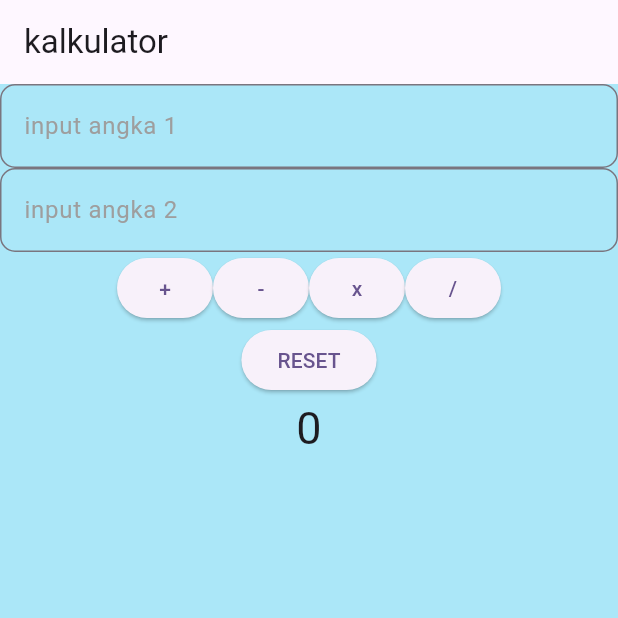
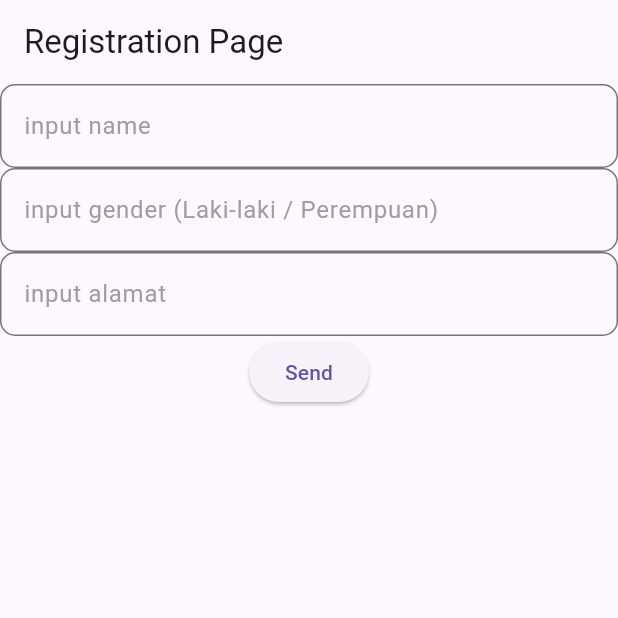
Before and after one commit to aldiyan-ai/flutter-project, a Flutter app: the screen it shows after launch, on a phone screen of 412 x 824 dp, the top half of it. Run offline on Flutter 3.47's test engine with Material 3 defaults, Android fonts, the phone set to English and light mode, and no system bars; our stand-ins replace get.

Commit message:
pembuatan Register dan Confirm Register

```diff
--- /dev/null
+++ b/lib/Controller/confirmreg_controller.dart
@@ -0,0 +1,19 @@
+  import 'package:flutter/material.dart';
+  import 'package:get/get.dart';
+
+  class ConfirmregController extends GetxController{
+    late String nama;
+    late String Jeniskelamin;
+    late String alamat;
+
+
+    @override
+    void onInit() {
+      super.onInit();
+      final arguments = Get.arguments;
+      nama = arguments['name'];
+      Jeniskelamin = arguments['gender'];
+      alamat = arguments['alamat'];
+    }
+    // Add your controller logic here
+  }
--- /dev/null
+++ b/lib/Controller/registration_controller.dart
@@ -0,0 +1,5 @@
+import 'package:get/get.dart';
+
+class RegistrationController extends GetxController{
+
+}
--- a/lib/component/editing_textfield.dart
+++ b/lib/component/editing_textfield.dart
@@ -17,7 +17,7 @@ class EditingTextfield extends StatelessWidget {
     return TextField(
       controller: txtcontroller,
       obscureText: isPassword,
-      style: const TextStyle(color: Colors.black87), // Agar teks yang diketik terlihat
+      style: const TextStyle(color: Colors.black87),
       decoration: InputDecoration(
         border: OutlineInputBorder(borderRadius: BorderRadius.circular(10)),
         hintText: myhint,
--- a/lib/kalkulator_page.dart
+++ b/lib/kalkulator/kalkulator_page.dart
@@ -30,7 +30,7 @@ class  _KalkulatorPageState extends State<KalkulatorPage> {
           Row(
             mainAxisAlignment: MainAxisAlignment.center,
             children: [
-              // Bungkus dengan Expanded agar lebarnya terikat (bounded) dan tidak stuck
+
               Expanded(
                 child: Container(
                   margin: const EdgeInsets.all(10),
--- a/lib/main.dart
+++ b/lib/main.dart
@@ -1,10 +1,11 @@
 import 'package:flutter/material.dart';
-import 'package:percobaan/kalkulator2_page.dart';
+import 'package:percobaan/kalkulator/kalkulator2_page.dart';
 import 'package:percobaan/login_page.dart';
 import 'package:percobaan/pages/login_clone_page.dart';
 // import 'package:percobaan/kalkulator_page.dart';
 // import 'package:percobaan/loginclone_page.dart';
 import 'package:get/get.dart';
+import 'package:percobaan/routes.dart';
 
 void main() {
   runApp(const MyApp());
@@ -17,26 +18,9 @@ class MyApp extends StatelessWidget {
   @override
   Widget build(BuildContext context) {
     return GetMaterialApp(
-      title: 'Flutter Demo',
-      theme: ThemeData(
-        // This is the theme of your application.
-        //
-        // TRY THIS: Try running your application with "flutter run". You'll see
-        // the application has a purple toolbar. Then, without quitting the app,
-        // try changing the seedColor in the colorScheme below to Colors.green
-        // and then invoke "hot reload" (save your changes or press the "hot
-        // reload" button in a Flutter-supported IDE, or press "r" if you used
-        // the command line to start the app).
-        //
-        // Notice that the counter didn't reset back to zero; the application
-        // state is not lost during the reload. To reset the state, use hot
-        // restart instead.
-        //
-        // This works for code too, not just values: Most code changes can be
-        // tested with just a hot reload.
-        colorScheme: ColorScheme.fromSeed(seedColor: Colors.deepPurple),
-      ),
-      home: Kalkulator2Page(),
+      title: 'MY Learning App',
+      initialRoute: Routes.registration,
+      getPages: Routes.mypages,
     );
   }
 }
--- /dev/null
+++ b/lib/regis/registration_page.dart
@@ -0,0 +1,49 @@
+import 'package:flutter/material.dart';
+import 'package:percobaan/component/editing_textfield.dart';
+import 'package:get/get.dart';
+import 'package:percobaan/routes.dart';
+
+class RegistrationPage extends StatelessWidget {
+  const RegistrationPage({super.key});
+
+  @override
+  Widget build(BuildContext context) {
+    TextEditingController txtNama = TextEditingController();
+    TextEditingController txtJenisKelamin = TextEditingController();
+    TextEditingController txtalamat = TextEditingController();
+    return Scaffold(
+       appBar: AppBar(
+        title: Text("Registration Page"),
+      ),
+      body: Column(
+          children: [
+            EditingTextfield(txtcontroller: txtNama, myhint: "input name"),
+            EditingTextfield(txtcontroller: txtJenisKelamin, myhint: "input gender (Laki-laki / Perempuan)"),
+            EditingTextfield(txtcontroller: txtalamat, myhint: "input alamat"),
+            ElevatedButton(
+            onPressed: () {
+              // get to untuk pindah
+              // argument untuk kirim data
+              // get off
+              Get.toNamed(
+                Routes.confirmreg,
+                arguments: {
+                  'name': txtNama.text.toString(),
+                  'gender': txtJenisKelamin.text.toString(),
+                  'alamat': txtalamat.text.toString(),
+                  // dari widget kalian,
+                  // dll
+                },
+              );
+            },
+            child: Text("Send"),
+            ),
+            const SizedBox(height: 40),
+
+
+        ],)
+    );
+
+
+  }
+}
--- /dev/null
+++ b/lib/routes.dart
@@ -0,0 +1,14 @@
+import 'package:get/get.dart';
+import 'package:percobaan/regis/confirmreg_page.dart';
+import 'package:percobaan/regis/registration_page.dart';
+
+
+class Routes {
+  static const String registration = '/registration';
+  static const String confirmreg = '/confirmreg';
+
+  static final mypages=[
+    GetPage(name: registration, page: ()=>  RegistrationPage()),
+    GetPage(name: confirmreg, page: ()=>  ConfirmregPage()),
+  ];
+}
```
Also changed, not shown: lib/kalkulator/kalkulator2_page.dart (renamed from lib/kalkulator2_page.dart, +4 -4 lines), lib/regis/confirmreg_page.dart (added, +42 -0 lines).
